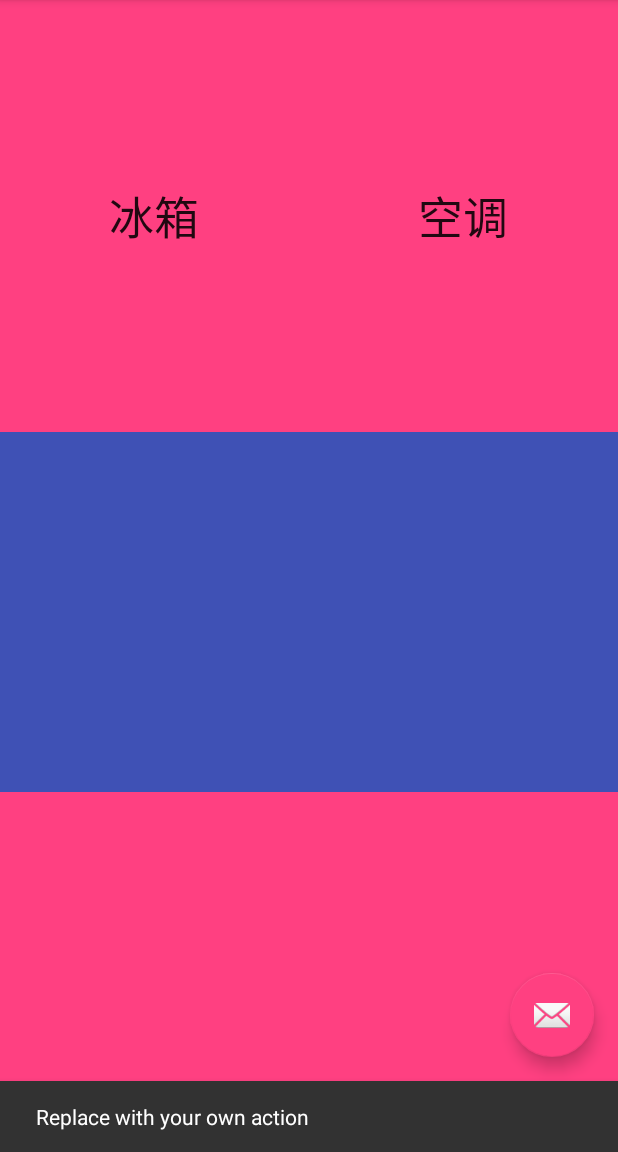
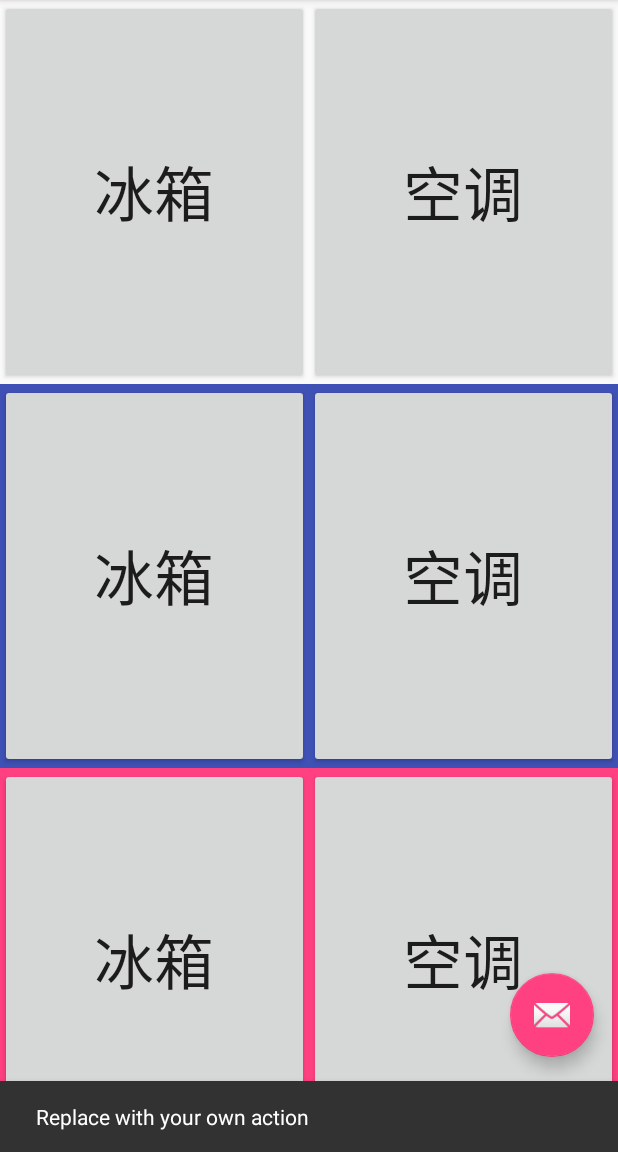
Before and after one commit to chendaole/android_kotlin_control, an Android app: the screen it shows after launch (MainActivity), after a tap on an icon or button, on a phone screen of 412 x 824 dp, the part 84-1236 px from its top. Run offline under Robolectric (Android 15) with nearby library versions, the phone set to English and light mode, and no system bars.

Commit message:
‘add: 添加布局， 资源文件

```diff
--- a/app/src/main/res/layout/content_main.xml
+++ b/app/src/main/res/layout/content_main.xml
@@ -14,29 +14,26 @@
         android:layout_height="match_parent">
 
         <LinearLayout
-            android:orientation="horizontal"
+            android:layout_width="match_parent"
+            android:layout_height="wrap_content"
             android:layout_weight="1"
-            android:background="@color/colorAccent"
-            android:layout_width="match_parent"
-            android:layout_height="wrap_content">
+            android:orientation="horizontal">
 
             <Button
                 android:id="@+id/icebox"
-                android:background="@android:color/transparent"
-                android:text="冰箱"
-                android:textSize="30dp"
+                android:layout_width="wrap_content"
+                android:layout_height="match_parent"
                 android:layout_weight="1"
-                android:layout_width="wrap_content"
-                android:layout_height="match_parent" />
+                android:text="@string/icebox"
+                android:textSize="40sp" />
 
             <Button
                 android:id="@+id/airCondition"
-                android:background="@android:color/transparent"
-                android:text="空调"
-                android:textSize="30dp"
+                android:layout_width="wrap_content"
+                android:layout_height="match_parent"
                 android:layout_weight="1"
-                android:layout_width="wrap_content"
-                android:layout_height="match_parent" />
+                android:text="@string/airCondition"
+                android:textSize="40sp" />
 
         </LinearLayout>
 
@@ -47,6 +44,22 @@
             android:layout_width="match_parent"
             android:layout_height="wrap_content">
 
+            <Button
+                android:id="@+id/icebox1"
+                android:layout_width="wrap_content"
+                android:layout_height="match_parent"
+                android:layout_weight="1"
+                android:text="@string/icebox"
+                android:textSize="40sp" />
+
+            <Button
+                android:id="@+id/airCondition1"
+                android:layout_width="wrap_content"
+                android:layout_height="match_parent"
+                android:layout_weight="1"
+                android:text="@string/airCondition"
+                android:textSize="40sp" />
+
         </LinearLayout>
 
         <LinearLayout
@@ -56,6 +69,22 @@
             android:layout_width="match_parent"
             android:layout_height="wrap_content">
 
+            <Button
+                android:id="@+id/icebox2"
+                android:layout_width="wrap_content"
+                android:layout_height="match_parent"
+                android:layout_weight="1"
+                android:text="@string/icebox"
+                android:textSize="40sp" />
+
+            <Button
+                android:id="@+id/airCondition2"
+                android:layout_width="wrap_content"
+                android:layout_height="match_parent"
+                android:layout_weight="1"
+                android:text="@string/airCondition"
+                android:textSize="40sp" />
+
         </LinearLayout>
 
     </LinearLayout>
--- a/app/src/main/res/values/strings.xml
+++ b/app/src/main/res/values/strings.xml
@@ -1,4 +1,6 @@
 <resources>
     <string name="app_name">My Application</string>
     <string name="action_settings">Settings</string>
+    <string name="icebox">冰箱</string>
+    <string name="airCondition">空调</string>
 </resources>
```
